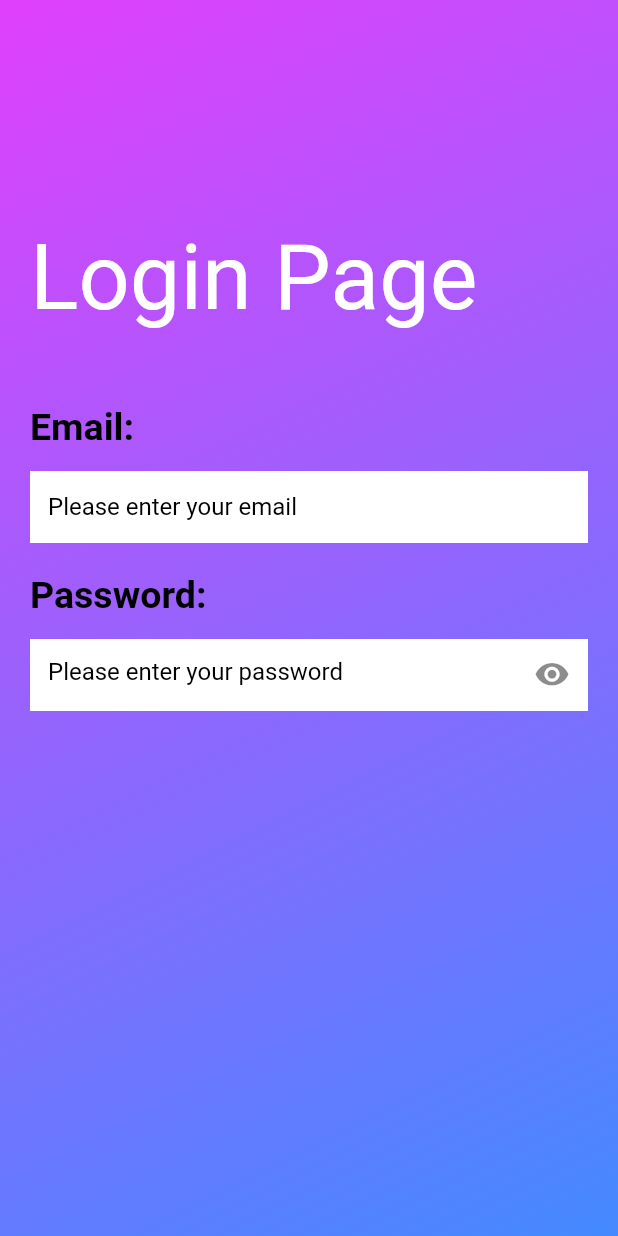
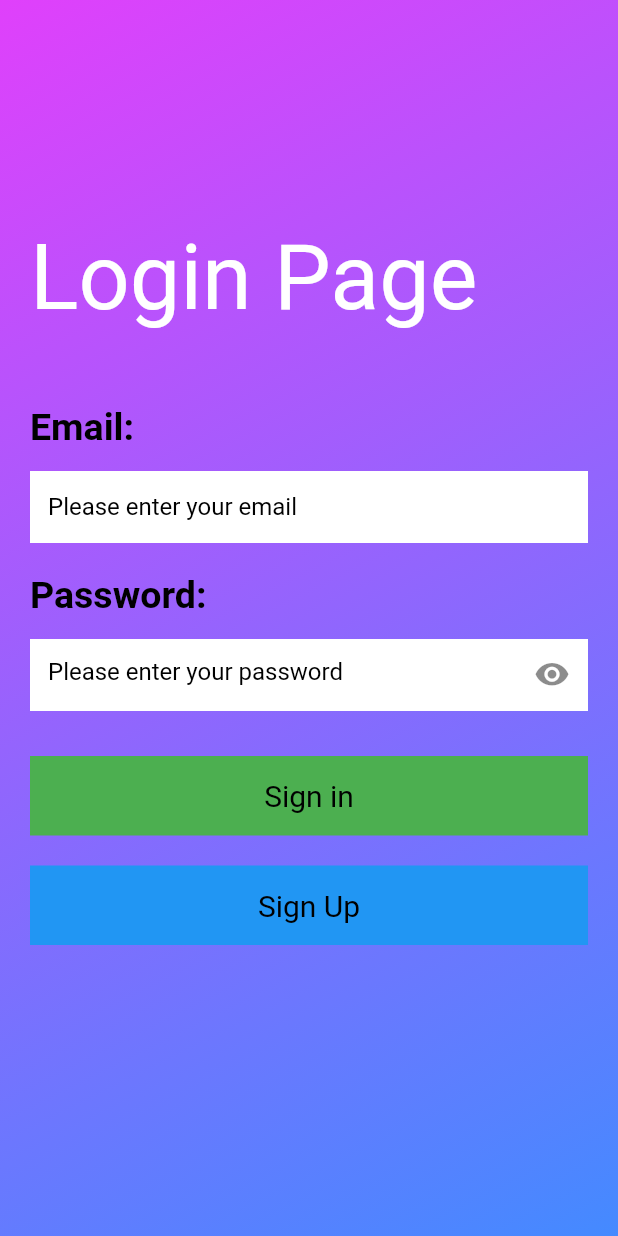
Before and after one commit to va-ji/Login_flutter, a Flutter app: the screen it shows after launch, on a phone screen of 412 x 824 dp. Run offline on Flutter 3.47's test engine with Material 2 defaults, Android fonts, the phone set to English and light mode, and no system bars; our stand-ins replace firebase_auth, firebase_core; accounts and stored records are empty.

Commit message:
Multiple changes:  add firebase auth  page routing  sign In button  sign Up button  Sign in functionality

```diff
--- a/lib/main.dart
+++ b/lib/main.dart
@@ -1,8 +1,11 @@
+import 'package:firebase_core/firebase_core.dart';
 import 'package:flutter/material.dart';
 
 import './screens/screens.dart';
 
-void main() {
+void main() async {
+  WidgetsFlutterBinding.ensureInitialized();
+  await Firebase.initializeApp();
   runApp(const MyApp());
 }
 
--- a/lib/screens/login.dart
+++ b/lib/screens/login.dart
@@ -3,6 +3,7 @@ import 'dart:ui';
 import 'package:flutter/material.dart';
 
 import '../widgets/widgets.dart';
+import 'screens.dart';
 
 class Login extends StatelessWidget {
   Login({Key? key}) : super(key: key);
@@ -62,7 +63,9 @@ class Login extends StatelessWidget {
                       style: TextStyle(fontSize: 60, color: Colors.white),
                     ),
                   ),
-                  LoginPage(formKey: _formKey),
+                  LoginPage(
+                    formKey: _formKey,
+                  ),
                 ],
               ),
             ),
--- a/lib/screens/screens.dart
+++ b/lib/screens/screens.dart
@@ -1 +1,2 @@
 export 'login.dart';
+export 'welcome.dart';
--- a/lib/widgets/login_form.dart
+++ b/lib/widgets/login_form.dart
@@ -1,7 +1,14 @@
+import 'package:firebase_core/firebase_core.dart';
 import 'package:flutter/material.dart';
+import 'package:firebase_auth/firebase_auth.dart';
+
+import '../screens/screens.dart';
 
 class LoginPage extends StatefulWidget {
-  const LoginPage({Key? key, required this.formKey}) : super(key: key);
+  const LoginPage({
+    Key? key,
+    required this.formKey,
+  }) : super(key: key);
   final GlobalKey<FormState> formKey;
   @override
   State<LoginPage> createState() => _LoginPageState();
@@ -10,14 +17,15 @@ class LoginPage extends StatefulWidget {
 class _LoginPageState extends State<LoginPage> {
   final _emailFocusNode = FocusNode();
   final _passwordFocusNode = FocusNode();
+  final auth = FirebaseAuth.instance;
 
+  bool _isLoading = false;
   bool isPasswordText = false;
-  bool _isLoading = false;
   final TextEditingController _emailController = TextEditingController();
   final TextEditingController _passwordController = TextEditingController();
 
-  late String? userEmail;
-  late String? userPassword;
+  String? _userEmail;
+  String? _userPassword;
 
   Widget _textField(
     String title, {
@@ -27,7 +35,7 @@ class _LoginPageState extends State<LoginPage> {
     TextInputType? keyBoardType,
     FocusNode? focusNode,
     void Function(String?)? onFieldSubmitted,
-    void Function(String?)? onSaved,
+    void Function(String?)? onChanged,
     TextEditingController? controller,
     String? Function(String?)? validator,
   }) {
@@ -49,13 +57,13 @@ class _LoginPageState extends State<LoginPage> {
             height: 15,
           ),
           TextFormField(
-            onSaved: onSaved,
+            onChanged: onChanged,
             controller: controller,
             focusNode: focusNode,
             keyboardType: keyBoardType,
             onFieldSubmitted: onFieldSubmitted,
             validator: validator,
-            obscureText: !isPasswordText ? true : false,
+            obscureText: isPassWordForm! ? isPasswordText : false,
             textInputAction: textInputAction,
             decoration: InputDecoration(
               hintText: hintText,
@@ -63,7 +71,7 @@ class _LoginPageState extends State<LoginPage> {
               border: InputBorder.none,
               fillColor: Colors.white,
               filled: true,
-              suffixIcon: isPassWordForm!
+              suffixIcon: isPassWordForm
                   ? IconButton(
                       icon: Icon(
                         isPasswordText
@@ -97,9 +105,9 @@ class _LoginPageState extends State<LoginPage> {
             FocusScope.of(context).requestFocus(_emailFocusNode);
           },
           textInputAction: TextInputAction.next,
-          keyBoardType: TextInputType.text,
-          onSaved: (value) {
-            userEmail = value;
+          keyBoardType: TextInputType.emailAddress,
+          onChanged: (value) {
+            _userEmail = value;
           },
           isPassWordForm: false,
           validator: (value) {
@@ -116,8 +124,8 @@ class _LoginPageState extends State<LoginPage> {
           focusNode: _passwordFocusNode,
           textInputAction: TextInputAction.done,
           keyBoardType: TextInputType.visiblePassword,
-          onSaved: (value) {
-            userPassword = value;
+          onChanged: (value) {
+            _userPassword = value;
           },
           isPassWordForm: true,
           validator: (value) {
@@ -131,32 +139,41 @@ class _LoginPageState extends State<LoginPage> {
     );
   }
 
-  Widget _loginButton(void Function()? onPressed) {
+  Widget _loginButton(Function()? navigate) {
     return GestureDetector(
-      onTap: _isLoading ? onPressed : null,
+      onTap: navigate,
       child: Container(
         width: MediaQuery.of(context).size.width,
         padding: const EdgeInsets.symmetric(vertical: 15),
         alignment: Alignment.center,
-        color: Colors.white,
+        color: Colors.green,
         child: _isLoading
             ? const CircularProgressIndicator.adaptive()
             : const Text(
-                'Login',
+                'Sign in',
                 style: TextStyle(color: Colors.black, fontSize: 20),
               ),
       ),
     );
   }
 
-  @override
-  // void dispose() {
-  //   // TODO: implement dispose
-
-  //   _emailController.dispose();
-  //   _passwordController.dispose();
-  //   super.dispose();
-  // }
+  Widget _signUpButton(Function()? signNav) {
+    return GestureDetector(
+      onTap: signNav,
+      child: Container(
+        width: MediaQuery.of(context).size.width,
+        padding: const EdgeInsets.symmetric(vertical: 15),
+        alignment: Alignment.center,
+        color: Colors.blue,
+        child: _isLoading
+            ? const CircularProgressIndicator.adaptive()
+            : const Text(
+                'Sign Up',
+                style: TextStyle(color: Colors.black, fontSize: 20),
+              ),
+      ),
+    );
+  }
 
   @override
   Widget build(BuildContext context) {
@@ -166,6 +183,20 @@ class _LoginPageState extends State<LoginPage> {
         mainAxisAlignment: MainAxisAlignment.center,
         children: [
           _userCredentials(),
+          const Padding(padding: EdgeInsets.all(10)),
+          _loginButton(() {
+            auth.signInWithEmailAndPassword(
+                email: _userEmail!, password: _userPassword!);
+            Navigator.of(context).pushReplacement(
+                MaterialPageRoute(builder: (context) => Welcome()));
+          }),
+          const Padding(padding: EdgeInsets.all(10)),
+          _signUpButton(() {
+            auth.createUserWithEmailAndPassword(
+                email: _userEmail!, password: _userPassword!);
+            Navigator.of(context).pushReplacement(
+                MaterialPageRoute(builder: (context) => Welcome()));
+          })
         ],
       ),
     );
--- a/pubspec.yaml
+++ b/pubspec.yaml
@@ -29,8 +29,8 @@ environment:
 dependencies:
   flutter:
     sdk: flutter
-  firebase_core: "^1.10.0"
-  firebase_auth: "^3.2.0"
+  firebase_core: ^1.10.0
+  firebase_auth: ^3.2.0
 
 
   # The following adds the Cupertino Icons font to your application.
```
Also changed, not shown: lib/screens/welcome.dart (added, +40 -0 lines), 3 other files.
